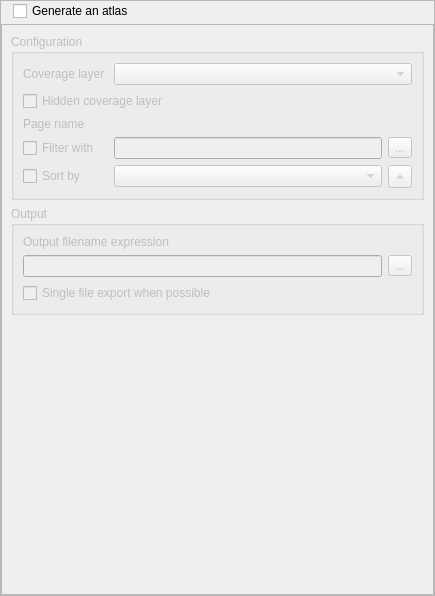
qgis/QGIS, file src/ui/composer/qgsatlascompositionwidgetbase.ui: the form before one commit.
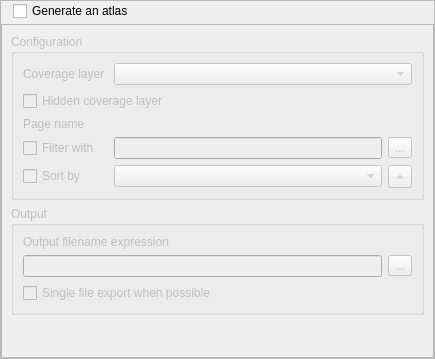
The form after the commit. Icons and pictures are not drawn. Custom widgets are drawn as their Qt base class.

Patch:
```diff
--- a/src/ui/composer/qgsatlascompositionwidgetbase.ui
+++ b/src/ui/composer/qgsatlascompositionwidgetbase.ui
@@ -7,7 +7,7 @@
     <x>0</x>
     <y>0</y>
     <width>435</width>
-    <height>596</height>
+    <height>359</height>
    </rect>
   </property>
   <property name="sizePolicy">
@@ -112,7 +112,7 @@
            <x>0</x>
            <y>0</y>
            <width>431</width>
-           <height>567</height>
+           <height>330</height>
           </rect>
          </property>
          <layout class="QVBoxLayout" name="mainLayout">
```
Left out of the diff: 4 changed lines with no effect on the pictures.
